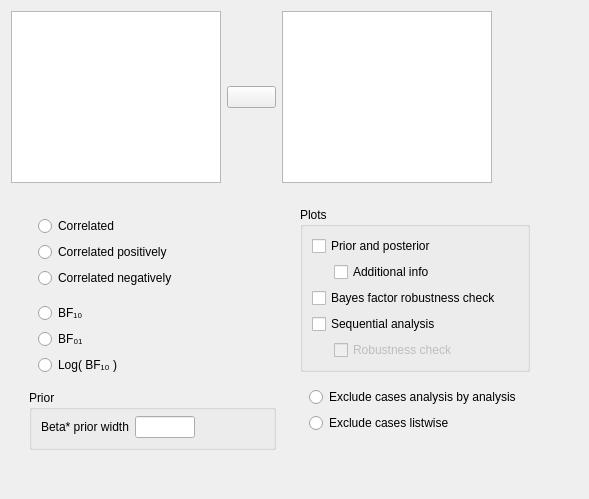
jasp-stats/jasp-desktop, file JASP-Desktop/analysisforms/correlationbayesianpairsform.ui: the form before one commit.
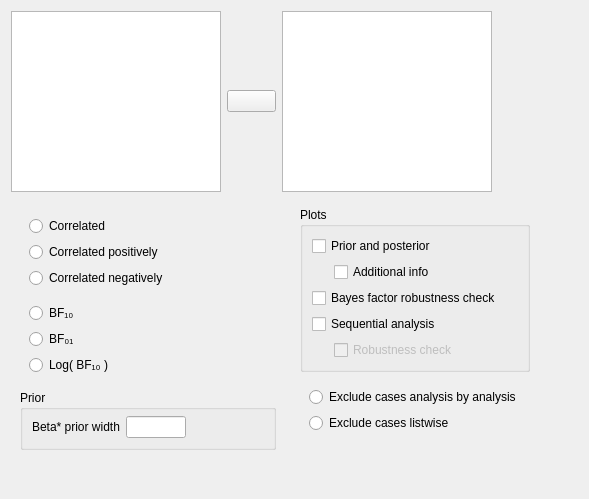
The form after the commit. Custom widgets are drawn as their Qt base class.

Commit message:
B Corr. Pairs: Hiding unimplemented options
Hiding:
- robustness plot
- sequential analysis
- sequential robustness
- prior width
as per #517

Patch:
```diff
--- a/JASP-Desktop/analysisforms/correlationbayesianpairsform.ui
+++ b/JASP-Desktop/analysisforms/correlationbayesianpairsform.ui
@@ -68,6 +68,18 @@
    <item row="1" column="0" colspan="2">
     <widget class="QWidget" name="options" native="true">
      <layout class="QGridLayout" name="gridLayout_3">
+      <property name="leftMargin">
+       <number>0</number>
+      </property>
+      <property name="topMargin">
+       <number>0</number>
+      </property>
+      <property name="rightMargin">
+       <number>0</number>
+      </property>
+      <property name="bottomMargin">
+       <number>0</number>
+      </property>
       <item row="0" column="0">
        <widget class="QWidget" name="widget_2" native="true">
         <layout class="QGridLayout" name="gridLayout_5">
```
Left out of the diff: 2 changed lines with no effect on the pictures. The commit also changes 1 other file.
